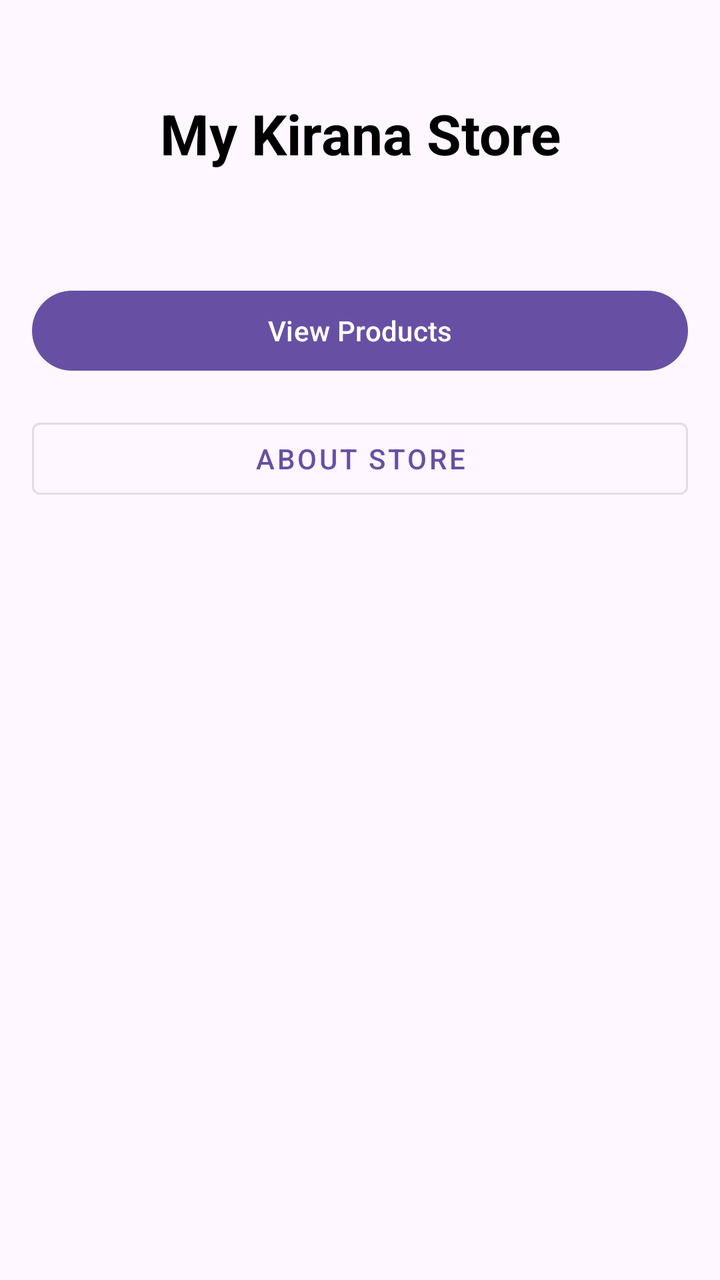
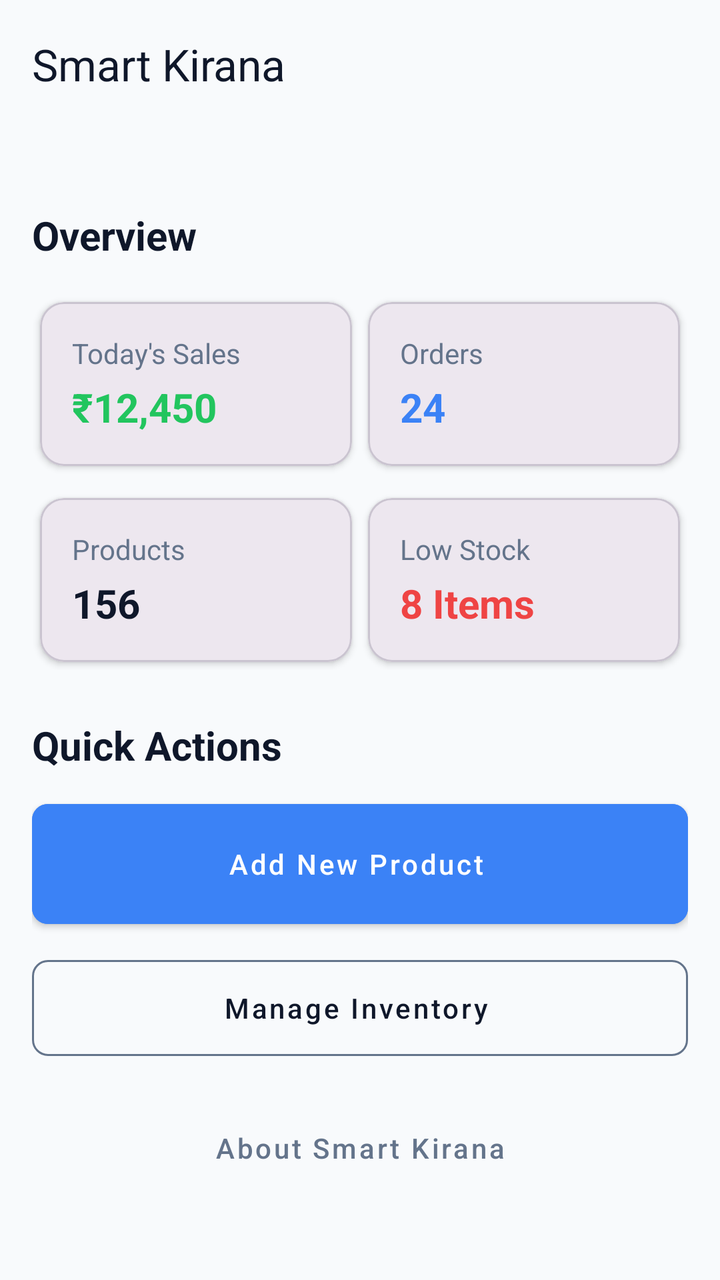

The first picture is an Android layout as it rendered before a commit; the second is the same layout after the commit. The layout source and the unified diff follow.
<!-- AndroidManifest.xml: application theme Theme.ApexplanetTask1 -->
<!-- res/layout/activity_main.xml -->
<?xml version="1.0" encoding="utf-8"?>
<androidx.constraintlayout.widget.ConstraintLayout xmlns:android="http://schemas.android.com/apk/res/android"
    xmlns:app="http://schemas.android.com/apk/res-auto"
    xmlns:tools="http://schemas.android.com/tools"
    android:id="@+id/main"
    android:layout_width="match_parent"
    android:layout_height="match_parent"
    android:padding="16dp"
    tools:context=".MainActivity">

    <TextView
        android:id="@+id/tvAppTitle"
        android:layout_width="wrap_content"
        android:layout_height="wrap_content"
        android:text="My Kirana Store"
        android:textSize="28sp"
        android:textStyle="bold"
        android:textColor="@color/black"
        app:layout_constraintTop_toTopOf="parent"
        app:layout_constraintStart_toStartOf="parent"
        app:layout_constraintEnd_toEndOf="parent"
        android:layout_marginTop="32dp"/>

    
    <FrameLayout
        android:id="@+id/fragment_container"
        android:layout_width="match_parent"
        android:layout_height="wrap_content"
        android:layout_marginTop="24dp"
        app:layout_constraintTop_toBottomOf="@id/tvAppTitle"
        app:layout_constraintStart_toStartOf="parent"
        app:layout_constraintEnd_toEndOf="parent" />

    <Button
        android:id="@+id/btnViewProducts"
        android:layout_width="0dp"
        android:layout_height="wrap_content"
        android:text="View Products"
        android:layout_marginTop="32dp"
        app:layout_constraintTop_toBottomOf="@id/fragment_container"
        app:layout_constraintStart_toStartOf="parent"
        app:layout_constraintEnd_toEndOf="parent" />

    <Button
        android:id="@+id/btnAboutStore"
        android:layout_width="0dp"
        android:layout_height="wrap_content"
        android:text="About Store"
        android:layout_marginTop="16dp"
        style="@style/Widget.MaterialComponents.Button.OutlinedButton"
        app:layout_constraintTop_toBottomOf="@id/btnViewProducts"
        app:layout_constraintStart_toStartOf="parent"
        app:layout_constraintEnd_toEndOf="parent" />

</androidx.constraintlayout.widget.ConstraintLayout>
<!-- resources referenced by this layout -->
<resources>
  <color name="black">#FF000000</color>
  <style name="Theme.ApexplanetTask1" parent="Base.Theme.ApexplanetTask1" />
  <style name="Base.Theme.ApexplanetTask1" parent="Theme.Material3.DayNight.NoActionBar">
          
          
      </style>
</resources>

<!-- the commit's change to res/layout/activity_main.xml (unified diff, before → after) -->
@@ -1,55 +1,234 @@
 <?xml version="1.0" encoding="utf-8"?>
-<androidx.constraintlayout.widget.ConstraintLayout xmlns:android="http://schemas.android.com/apk/res/android"
+<androidx.coordinatorlayout.widget.CoordinatorLayout xmlns:android="http://schemas.android.com/apk/res/android"
     xmlns:app="http://schemas.android.com/apk/res-auto"
     xmlns:tools="http://schemas.android.com/tools"
-    android:id="@+id/main"
     android:layout_width="match_parent"
     android:layout_height="match_parent"
-    android:padding="16dp"
+    android:background="@color/background"
     tools:context=".MainActivity">
 
-    <TextView
-        android:id="@+id/tvAppTitle"
-        android:layout_width="wrap_content"
-        android:layout_height="wrap_content"
-        android:text="My Kirana Store"
-        android:textSize="28sp"
-        android:textStyle="bold"
-        android:textColor="@color/black"
-        app:layout_constraintTop_toTopOf="parent"
-        app:layout_constraintStart_toStartOf="parent"
-        app:layout_constraintEnd_toEndOf="parent"
-        android:layout_marginTop="32dp"/>
-
-    
-    <FrameLayout
-        android:id="@+id/fragment_container"
+    <com.google.android.material.appbar.AppBarLayout
         android:layout_width="match_parent"
         android:layout_height="wrap_content"
-        android:layout_marginTop="24dp"
-        app:layout_constraintTop_toBottomOf="@id/tvAppTitle"
-        app:layout_constraintStart_toStartOf="parent"
-        app:layout_constraintEnd_toEndOf="parent" />
-
-    <Button
-        android:id="@+id/btnViewProducts"
-        android:layout_width="0dp"
-        android:layout_height="wrap_content"
-        android:text="View Products"
-        android:layout_marginTop="32dp"
-        app:layout_constraintTop_toBottomOf="@id/fragment_container"
-        app:layout_constraintStart_toStartOf="parent"
-        app:layout_constraintEnd_toEndOf="parent" />
-
-    <Button
-        android:id="@+id/btnAboutStore"
-        android:layout_width="0dp"
-        android:layout_height="wrap_content"
-        android:text="About Store"
-        android:layout_marginTop="16dp"
-        style="@style/Widget.MaterialComponents.Button.OutlinedButton"
-        app:layout_constraintTop_toBottomOf="@id/btnViewProducts"
-        app:layout_constraintStart_toStartOf="parent"
-        app:layout_constraintEnd_toEndOf="parent" />
-
-</androidx.constraintlayout.widget.ConstraintLayout>
+        android:background="@android:color/transparent"
+        app:elevation="0dp">
+
+        <com.google.android.material.appbar.MaterialToolbar
+            android:id="@+id/toolbar"
+            android:layout_width="match_parent"
+            android:layout_height="?attr/actionBarSize"
+            app:title="Smart Kirana"
+            app:titleTextColor="@color/text_main" />
+    </com.google.android.material.appbar.AppBarLayout>
+
+    <androidx.core.widget.NestedScrollView
+        android:layout_width="match_parent"
+        android:layout_height="match_parent"
+        app:layout_behavior="@string/appbar_scrolling_view_behavior">
+
+        <LinearLayout
+            android:layout_width="match_parent"
+            android:layout_height="wrap_content"
+            android:orientation="vertical"
+            android:padding="@dimen/screen_padding">
+
+            
+            <FrameLayout
+                android:id="@+id/fragment_container"
+                android:layout_width="match_parent"
+                android:layout_height="wrap_content"
+                android:layout_marginBottom="@dimen/spacing_large" />
+
+            <TextView
+                android:layout_width="wrap_content"
+                android:layout_height="wrap_content"
+                android:text="Overview"
+                android:textSize="@dimen/text_size_h2"
+                android:textStyle="bold"
+                android:textColor="@color/text_main"
+                android:layout_marginBottom="@dimen/spacing_medium"/>
+
+            
+            <GridLayout
+                android:layout_width="match_parent"
+                android:layout_height="wrap_content"
+                android:columnCount="2"
+                android:rowCount="1"
+                android:alignmentMode="alignMargins"
+                android:columnOrderPreserved="false">
+
+                <com.google.android.material.card.MaterialCardView
+                    android:layout_width="0dp"
+                    android:layout_height="wrap_content"
+                    android:layout_columnWeight="1"
+                    android:layout_margin="4dp"
+                    app:cardCornerRadius="@dimen/card_corner_radius"
+                    app:cardElevation="2dp">
+                    <LinearLayout
+                        android:layout_width="match_parent"
+                        android:layout_height="wrap_content"
+                        android:orientation="vertical"
+                        android:padding="@dimen/card_padding">
+                        <TextView
+                            android:layout_width="wrap_content"
+                            android:layout_height="wrap_content"
+                            android:text="Today's Sales"
+                            android:textColor="@color/text_secondary"
+                            android:textSize="@dimen/text_size_caption"/>
+                        <TextView
+                            android:layout_width="wrap_content"
+                            android:layout_height="wrap_content"
+                            android:text="₹12,450"
+                            android:textColor="@color/success"
+                            android:textSize="@dimen/text_size_h2"
+                            android:textStyle="bold"
+                            android:layout_marginTop="4dp"/>
+                    </LinearLayout>
+                </com.google.android.material.card.MaterialCardView>
+
+                <com.google.android.material.card.MaterialCardView
+                    android:layout_width="0dp"
+                    android:layout_height="wrap_content"
+                    android:layout_columnWeight="1"
+                    android:layout_margin="4dp"
+                    app:cardCornerRadius="@dimen/card_corner_radius"
+                    app:cardElevation="2dp">
+                    <LinearLayout
+                        android:layout_width="match_parent"
+                        android:layout_height="wrap_content"
+                        android:orientation="vertical"
+                        android:padding="@dimen/card_padding">
+                        <TextView
+                            android:layout_width="wrap_content"
+                            android:layout_height="wrap_content"
+                            android:text="Orders"
+                            android:textColor="@color/text_secondary"
+                            android:textSize="@dimen/text_size_caption"/>
+                        <TextView
+                            android:layout_width="wrap_content"
+                            android:layout_height="wrap_content"
+                            android:text="24"
+                            android:textColor="@color/accent"
+                            android:textSize="@dimen/text_size_h2"
+                            android:textStyle="bold"
+                            android:layout_marginTop="4dp"/>
+                    </LinearLayout>
+                </com.google.android.material.card.MaterialCardView>
+            </GridLayout>
+
+            <GridLayout
+                android:layout_width="match_parent"
+                android:layout_height="wrap_content"
+                android:columnCount="2"
+                android:rowCount="1"
+                android:layout_marginTop="8dp"
+                android:alignmentMode="alignMargins"
+                android:columnOrderPreserved="false">
+
+                <com.google.android.material.card.MaterialCardView
+                    android:layout_width="0dp"
+                    android:layout_height="wrap_content"
+                    android:layout_columnWeight="1"
+                    android:layout_margin="4dp"
+                    app:cardCornerRadius="@dimen/card_corner_radius"
+                    app:cardElevation="2dp">
+                    <LinearLayout
+                        android:layout_width="match_parent"
+                        android:layout_height="wrap_content"
+                        android:orientation="vertical"
+                        android:padding="@dimen/card_padding">
+                        <TextView
+                            android:layout_width="wrap_content"
+                            android:layout_height="wrap_content"
+                            android:text="Products"
+                            android:textColor="@color/text_secondary"
+                            android:textSize="@dimen/text_size_caption"/>
+                        <TextView
+                            android:layout_width="wrap_content"
+                            android:layout_height="wrap_content"
+                            android:text="156"
+                            android:textColor="@color/text_main"
+                            android:textSize="@dimen/text_size_h2"
+                            android:textStyle="bold"
+                            android:layout_marginTop="4dp"/>
+                    </LinearLayout>
+                </com.google.android.material.card.MaterialCardView>
+
+                <com.google.android.material.card.MaterialCardView
+                    android:layout_width="0dp"
+                    android:layout_height="wrap_content"
+                    android:layout_columnWeight="1"
+                    android:layout_margin="4dp"
+                    app:cardCornerRadius="@dimen/card_corner_radius"
+                    app:cardElevation="2dp">
+                    <LinearLayout
+                        android:layout_width="match_parent"
+                        android:layout_height="wrap_content"
+                        android:orientation="vertical"
+                        android:padding="@dimen/card_padding">
+                        <TextView
+                            android:layout_width="wrap_content"
+                            android:layout_height="wrap_content"
+                            android:text="Low Stock"
+                            android:textColor="@color/text_secondary"
+                            android:textSize="@dimen/text_size_caption"/>
+                        <TextView
+                            android:layout_width="wrap_content"
+                            android:layout_height="wrap_content"
+                            android:text="8 Items"
+                            android:textColor="@color/error"
+                            android:textSize="@dimen/text_size_h2"
+                            android:textStyle="bold"
+                            android:layout_marginTop="4dp"/>
+                    </LinearLayout>
+                </com.google.android.material.card.MaterialCardView>
+            </GridLayout>
+
+            <TextView
+                android:layout_width="wrap_content"
+                android:layout_height="wrap_content"
+                android:text="Quick Actions"
+                android:textSize="@dimen/text_size_h2"
+                android:textStyle="bold"
+                android:textColor="@color/text_main"
+                android:layout_marginTop="@dimen/spacing_large"
+                android:layout_marginBottom="@dimen/spacing_medium"/>
+
+            <com.google.android.material.button.MaterialButton
+                android:id="@+id/btnAddProduct"
+                style="@style/Widget.MaterialComponents.Button.Icon"
+                android:layout_width="match_parent"
+                android:layout_height="60dp"
+                android:text="Add New Product"
+                android:textAllCaps="false"
+                android:backgroundTint="@color/accent"
+                android:insetTop="0dp"
+                android:insetBottom="0dp"
+                app:cornerRadius="8dp" />
+
+            <com.google.android.material.button.MaterialButton
+                android:id="@+id/btnViewProducts"
+                style="@style/Widget.MaterialComponents.Button.OutlinedButton.Icon"
+                android:layout_width="match_parent"
+                android:layout_height="60dp"
+                android:layout_marginTop="12dp"
+                android:text="Manage Inventory"
+                android:textAllCaps="false"
+                android:textColor="@color/text_main"
+                app:strokeColor="@color/text_secondary"
+                app:cornerRadius="8dp" />
+
+            <com.google.android.material.button.MaterialButton
+                android:id="@+id/btnAboutStore"
+                style="@style/Widget.MaterialComponents.Button.TextButton"
+                android:layout_width="match_parent"
+                android:layout_height="wrap_content"
+                android:layout_marginTop="16dp"
+                android:text="About Smart Kirana"
+                android:textAllCaps="false"
+                android:textColor="@color/text_secondary" />
+
+        </LinearLayout>
+    </androidx.core.widget.NestedScrollView>
+
+</androidx.coordinatorlayout.widget.CoordinatorLayout>
<!-- resource entries referenced after the edit -->
@@ -1,10 +1,37 @@
 <!-- resources referenced by this layout -->
 <resources>
-  <color name="black">#FF000000</color>
+  <color name="accent">#3B82F6</color>
+  <color name="background">#F8FAFC</color>
+  <color name="error">#EF4444</color>
+  <color name="success">#22C55E</color>
+  <color name="text_main">#0F172A</color>
+  <color name="text_secondary">#64748B</color>
+  <dimen name="card_corner_radius">12dp</dimen>
+  <dimen name="card_padding">16dp</dimen>
+  <dimen name="screen_padding">16dp</dimen>
+  <dimen name="spacing_large">24dp</dimen>
+  <dimen name="spacing_medium">16dp</dimen>
+  <dimen name="text_size_caption">14sp</dimen>
+  <dimen name="text_size_h2">20sp</dimen>
   <style name="Theme.ApexplanetTask1" parent="Base.Theme.ApexplanetTask1" />
   <style name="Base.Theme.ApexplanetTask1" parent="Theme.Material3.DayNight.NoActionBar">
           
+          <item name="colorPrimary">@color/primary</item>
+          <item name="colorPrimaryVariant">@color/primary_light</item>
+          <item name="colorOnPrimary">@color/white</item>
           
+          <item name="colorSecondary">@color/accent</item>
+          <item name="colorSecondaryVariant">@color/accent</item>
+          <item name="colorOnSecondary">@color/white</item>
+          
+          <item name="android:statusBarColor">@color/surface</item>
+          <item name="android:windowLightStatusBar">true</item>
+          
+          <item name="android:windowBackground">@color/background</item>
       </style>
+  <color name="primary">#0F172A</color>
+  <color name="primary_light">#1E293B</color>
+  <color name="white">#FFFFFFFF</color>
+  <color name="surface">#FFFFFF</color>
 </resources>
 
